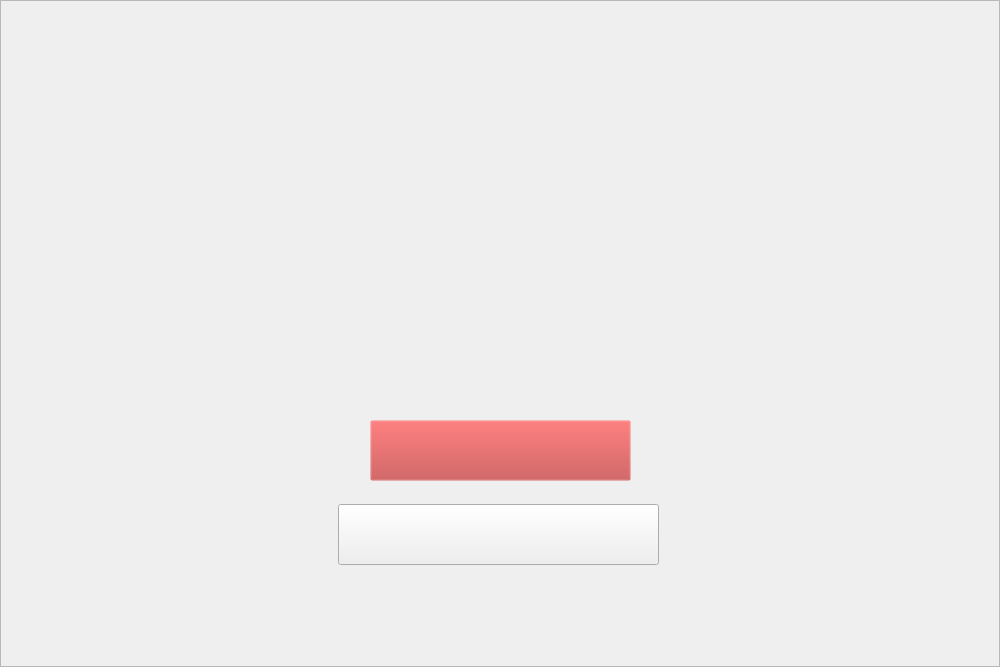
Before: the Qt Designer form mainwindow.ui in Touftoufe/TicTacToe, drawn with Qt 5.
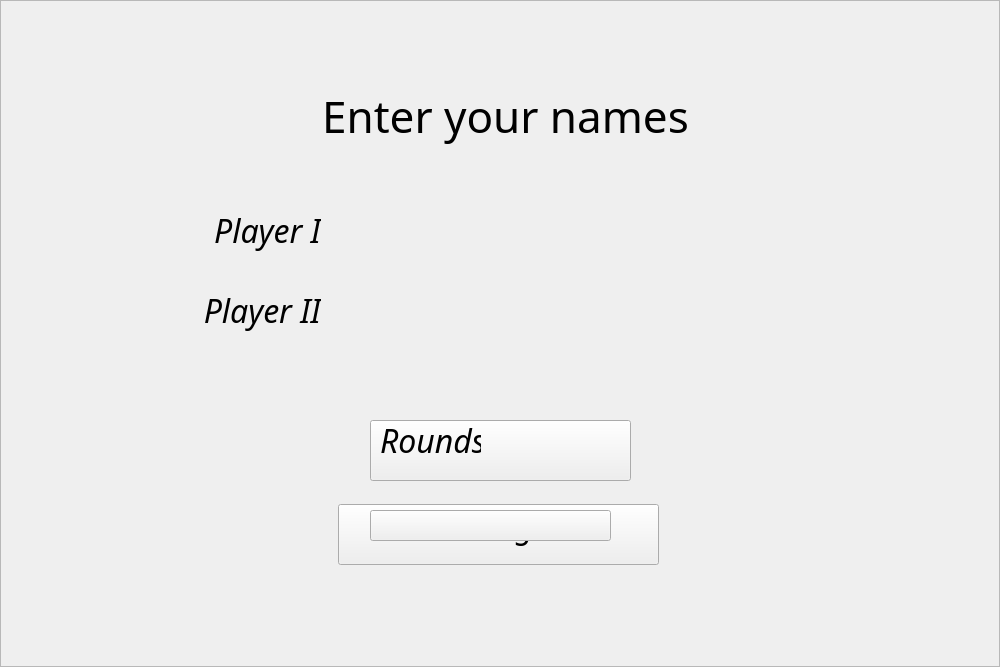
After: the same form once the commit is applied. Icons and pictures are not drawn. Custom widgets are drawn as their Qt base class.

Commit message: Added players naming menu and game board

What changed in the file:
```diff
--- a/mainwindow.ui
+++ b/mainwindow.ui
@@ -89,9 +89,6 @@
         <height>61</height>
        </rect>
       </property>
-      <property name="styleSheet">
-       <string notr="true">background-color: rgba(191, 64, 64, 0);</string>
-      </property>
       <property name="text">
        <string/>
       </property>
@@ -109,42 +106,29 @@
        <string/>
       </property>
      </widget>
-     <widget class="QFrame" name="m_2_players_sel">
-      <property name="enabled">
-       <bool>true</bool>
-      </property>
+     <widget class="QFrame" name="m_frame_names_menu">
       <property name="geometry">
        <rect>
-        <x>660</x>
-        <y>500</y>
-        <width>91</width>
-        <height>71</height>
+        <x>0</x>
+        <y>0</y>
+        <width>1000</width>
+        <height>667</height>
        </rect>
       </property>
-      <property name="styleSheet">
-       <string notr="true">.QFrame {background-image: url(:/img/select.png); background-repeat: no-repeat; border: none}</string>
+      <property name="maximumSize">
+       <size>
+        <width>1000</width>
+        <height>667</height>
+       </size>
       </property>
-      <property name="frameShape">
-       <enum>QFrame::StyledPanel</enum>
+      <property name="font">
+       <font>
+        <family>Colored Crayons</family>
+        <italic>true</italic>
+       </font>
       </property>
-      <property name="frameShadow">
-       <enum>QFrame::Raised</enum>
-      </property>
-     </widget>
-     <widget class="QFrame" name="m_1_player_sel">
-      <property name="enabled">
-       <bool>true</bool>
-      </property>
-      <property name="geometry">
-       <rect>
-        <x>630</x>
-        <y>410</y>
-        <width>91</width>
-        <height>71</height>
-       </rect>
-      </property>
       <property name="styleSheet">
-       <string notr="true">.QFrame {background-image: url(:/img/select.png); background-repeat: no-repeat; border: none}</string>
+       <string notr="true">background-image: url(:/img/background.jpg);</string>
       </property>
       <property name="frameShape">
        <enum>QFrame::StyledPanel</enum>
@@ -152,6 +136,427 @@
       <property name="frameShadow">
        <enum>QFrame::Raised</enum>
       </property>
+      <widget class="QLabel" name="m_label_enter_names">
+       <property name="geometry">
+        <rect>
+         <x>270</x>
+         <y>80</y>
+         <width>471</width>
+         <height>71</height>
+        </rect>
+       </property>
+       <property name="font">
+        <font>
+         <family>Colored Crayons</family>
+         <pointsize>33</pointsize>
+         <italic>false</italic>
+         <bold>false</bold>
+         <underline>false</underline>
+         <stylestrategy>PreferAntialias</stylestrategy>
+         <kerning>true</kerning>
+        </font>
+       </property>
+       <property name="text">
+        <string>Enter your names</string>
+       </property>
+       <property name="alignment">
+        <set>Qt::AlignCenter</set>
+       </property>
+      </widget>
+      <widget class="QLabel" name="m_label_player_1_name">
+       <property name="geometry">
+        <rect>
+         <x>190</x>
+         <y>200</y>
+         <width>131</width>
+         <height>61</height>
+        </rect>
+       </property>
+       <property name="font">
+        <font>
+         <family>Colored Crayons</family>
+         <pointsize>24</pointsize>
+        </font>
+       </property>
+       <property name="text">
+        <string>Player I</string>
+       </property>
+       <property name="alignment">
+        <set>Qt::AlignRight|Qt::AlignTrailing|Qt::AlignVCenter</set>
+       </property>
+      </widget>
+      <widget class="QLineEdit" name="m_lineEdit_player_1_name">
+       <property name="geometry">
+        <rect>
+         <x>330</x>
+         <y>200</y>
+         <width>471</width>
+         <height>60</height>
+        </rect>
+       </property>
+       <property name="font">
+        <font>
+         <family>Colored Crayons</family>
+         <pointsize>24</pointsize>
+         <italic>true</italic>
+        </font>
+       </property>
+       <property name="styleSheet">
+        <string notr="true">.QLineEdit {selection-background-color: transparent; background: transparent; border: none; outline: none; border-image: url(:/img/name_border1.png); color: #ffe486; padding-left: 20px;}</string>
+       </property>
+       <property name="text">
+        <string/>
+       </property>
+       <property name="maxLength">
+        <number>24</number>
+       </property>
+       <property name="placeholderText">
+        <string notr="true"/>
+       </property>
+      </widget>
+      <widget class="QLabel" name="m_label_player_2_name">
+       <property name="geometry">
+        <rect>
+         <x>190</x>
+         <y>280</y>
+         <width>131</width>
+         <height>61</height>
+        </rect>
+       </property>
+       <property name="font">
+        <font>
+         <family>Colored Crayons</family>
+         <pointsize>24</pointsize>
+        </font>
+       </property>
+       <property name="text">
+        <string>Player II</string>
+       </property>
+       <property name="alignment">
+        <set>Qt::AlignRight|Qt::AlignTrailing|Qt::AlignVCenter</set>
+       </property>
+      </widget>
+      <widget class="QLineEdit" name="m_lineEdit_player_2_name">
+       <property name="geometry">
+        <rect>
+         <x>320</x>
+         <y>280</y>
+         <width>481</width>
+         <height>60</height>
+        </rect>
+       </property>
+       <property name="font">
+        <font>
+         <family>Colored Crayons</family>
+         <pointsize>24</pointsize>
+         <italic>true</italic>
+        </font>
+       </property>
+       <property name="styleSheet">
+        <string notr="true">.QLineEdit {selection-background-color: transparent; background: transparent; border: none; outline: none; border-image: url(:/img/name_border2.png); color: #ffe486; padding-left: 25px;}</string>
+       </property>
+       <property name="text">
+        <string/>
+       </property>
+       <property name="maxLength">
+        <number>24</number>
+       </property>
+       <property name="placeholderText">
+        <string notr="true"/>
+       </property>
+      </widget>
+      <widget class="QLabel" name="m_label_start_game">
+       <property name="geometry">
+        <rect>
+         <x>370</x>
+         <y>500</y>
+         <width>241</width>
+         <height>51</height>
+        </rect>
+       </property>
+       <property name="font">
+        <font>
+         <family>Colored Crayons</family>
+         <pointsize>24</pointsize>
+        </font>
+       </property>
+       <property name="text">
+        <string>Start the game</string>
+       </property>
+       <property name="alignment">
+        <set>Qt::AlignCenter</set>
+       </property>
+      </widget>
+      <widget class="invisible_button_c" name="m_button_start_game">
+       <property name="geometry">
+        <rect>
+         <x>370</x>
+         <y>510</y>
+         <width>241</width>
+         <height>31</height>
+        </rect>
+       </property>
+       <property name="text">
+        <string/>
+       </property>
+      </widget>
+      <widget class="QLabel" name="m_label_rounds">
+       <property name="geometry">
+        <rect>
+         <x>380</x>
+         <y>410</y>
+         <width>101</width>
+         <height>61</height>
+        </rect>
+       </property>
+       <property name="font">
+        <font>
+         <family>Colored Crayons</family>
+         <pointsize>24</pointsize>
+        </font>
+       </property>
+       <property name="text">
+        <string>Rounds</string>
+       </property>
+       <property name="alignment">
+        <set>Qt::AlignLeading|Qt::AlignLeft|Qt::AlignVCenter</set>
+       </property>
+      </widget>
+      <widget class="QLineEdit" name="m_lineEdit_rounds">
+       <property name="geometry">
+        <rect>
+         <x>480</x>
+         <y>410</y>
+         <width>131</width>
+         <height>60</height>
+        </rect>
+       </property>
+       <property name="font">
+        <font>
+         <family>Eraser</family>
+         <pointsize>24</pointsize>
+         <italic>false</italic>
+        </font>
+       </property>
+       <property name="styleSheet">
+        <string notr="true">.QLineEdit {selection-background-color: transparent; background: transparent; border: none; outline: none; border-image: url(:/img/name_border3.png); color: #ffe486; padding-left: 20px;}</string>
+       </property>
+       <property name="text">
+        <string/>
+       </property>
+       <property name="maxLength">
+        <number>5</number>
+       </property>
+       <property name="placeholderText">
+        <string notr="true"/>
+       </property>
+      </widget>
+      <widget class="invisible_button_c" name="m_button_start_return">
+       <property name="geometry">
+        <rect>
+         <x>30</x>
+         <y>20</y>
+         <width>81</width>
+         <height>61</height>
+        </rect>
+       </property>
+       <property name="styleSheet">
+        <string notr="true">background: transparent; border: none; outline: none; border-image: url(:/img/return.png);</string>
+       </property>
+       <property name="text">
+        <string/>
+       </property>
+      </widget>
+      <widget class="QFrame" name="m_frame_game">
+       <property name="geometry">
+        <rect>
+         <x>0</x>
+         <y>0</y>
+         <width>1000</width>
+         <height>667</height>
+        </rect>
+       </property>
+       <property name="styleSheet">
+        <string notr="true">background-image: url(:/img/game.jpg);</string>
+       </property>
+       <property name="frameShape">
+        <enum>QFrame::StyledPanel</enum>
+       </property>
+       <property name="frameShadow">
+        <enum>QFrame::Raised</enum>
+       </property>
+       <widget class="QPushButton" name="m_pushButton_1">
+        <property name="geometry">
+         <rect>
+          <x>360</x>
+          <y>60</y>
+          <width>141</width>
+          <height>151</height>
+         </rect>
+        </property>
+        <property name="styleSheet">
+         <string notr="true">background: transparent; border: none; outline: none;</string>
+        </property>
+        <property name="text">
+         <string/>
+        </property>
+       </widget>
+       <widget class="QPushButton" name="m_pushButton_2">
+        <property name="geometry">
+         <rect>
+          <x>510</x>
+          <y>60</y>
+          <width>210</width>
+          <height>151</height>
+         </rect>
+        </property>
+        <property name="styleSheet">
+         <string notr="true">background: transparent; border: none; outline: none;</string>
+        </property>
+        <property name="text">
+         <string/>
+        </property>
+       </widget>
+       <widget class="QPushButton" name="m_pushButton_3">
+        <property name="geometry">
+         <rect>
+          <x>740</x>
+          <y>60</y>
+          <width>141</width>
+          <height>151</height>
+         </rect>
+        </property>
+        <property name="styleSheet">
+         <string notr="true">background: transparent; border: none; outline: none;</string>
+        </property>
+        <property name="text">
+         <string/>
+        </property>
+       </widget>
+       <widget class="QPushButton" name="m_pushButton_4">
+        <property name="geometry">
+         <rect>
+          <x>360</x>
+          <y>230</y>
+          <width>141</width>
+          <height>171</height>
+         </rect>
+        </property>
+        <property name="styleSheet">
+         <string notr="true">background: transparent; border: none; outline: none;</string>
+        </property>
+        <property name="text">
+         <string/>
+        </property>
+       </widget>
+       <widget class="QPushButton" name="m_pushButton_5">
+        <property name="geometry">
+         <rect>
+          <x>510</x>
+          <y>230</y>
+          <width>211</width>
+          <height>181</height>
+         </rect>
+        </property>
+        <property name="styleSheet">
+         <string notr="true">background: transparent; border: none; outline: none;</string>
+        </property>
+        <property name="text">
+         <string/>
+        </property>
+       </widget>
+       <widget class="QPushButton" name="m_pushButton_6">
+        <property name="geometry">
+         <rect>
+          <x>740</x>
+          <y>230</y>
+          <width>141</width>
+          <height>191</height>
+         </rect>
+        </property>
+        <property name="styleSheet">
+         <string notr="true">background: transparent; border: none; outline: none;</string>
+        </property>
+        <property name="text">
+         <string/>
+        </property>
+       </widget>
+       <widget class="QPushButton" name="m_pushButton_7">
+        <property name="geometry">
+         <rect>
+          <x>360</x>
+          <y>420</y>
+          <width>141</width>
+          <height>151</height>
+         </rect>
+        </property>
+        <property name="styleSheet">
+         <string notr="true">background: transparent; border: none; outline: none;</string>
+        </property>
+        <property name="text">
+         <string/>
+        </property>
+       </widget>
+       <widget class="QPushButton" name="m_pushButton_8">
+        <property name="geometry">
+         <rect>
+          <x>510</x>
+          <y>430</y>
+          <width>211</width>
+          <height>151</height>
+         </rect>
+        </property>
+        <property name="styleSheet">
+         <string notr="true">background: transparent; border: none; outline: none;</string>
+        </property>
+        <property name="text">
+         <string/>
+        </property>
+       </widget>
+       <widget class="QPushButton" name="m_pushButton_9">
+        <property name="geometry">
+         <rect>
+          <x>740</x>
+          <y>440</y>
+          <width>141</width>
+          <height>161</height>
+         </rect>
+        </property>
+        <property name="styleSheet">
+         <string notr="true">background: transparent; border: none; outline: none;</string>
+        </property>
+        <property name="text">
+         <string/>
+        </property>
+       </widget>
+       <widget class="invisible_button_c" name="m_button_start_return_2">
+        <property name="geometry">
+         <rect>
+          <x>30</x>
+          <y>20</y>
+          <width>81</width>
+          <height>61</height>
+         </rect>
+        </property>
+        <property name="styleSheet">
+         <string notr="true">background: transparent; border: none; outline: none; border-image: url(:/img/return.png);</string>
+        </property>
+        <property name="text">
+         <string/>
+        </property>
+       </widget>
+      </widget>
+      <zorder>m_label_start_game</zorder>
+      <zorder>m_label_enter_names</zorder>
+      <zorder>m_label_player_1_name</zorder>
+      <zorder>m_lineEdit_player_1_name</zorder>
+      <zorder>m_label_player_2_name</zorder>
+      <zorder>m_lineEdit_player_2_name</zorder>
+      <zorder>m_button_start_game</zorder>
+      <zorder>m_label_rounds</zorder>
+      <zorder>m_lineEdit_rounds</zorder>
+      <zorder>m_button_start_return</zorder>
+      <zorder>m_frame_game</zorder>
      </widget>
     </widget>
    </widget>
```
Left out of the diff: 6 changed lines with no effect on the pictures. The commit also changes 20 other files.
